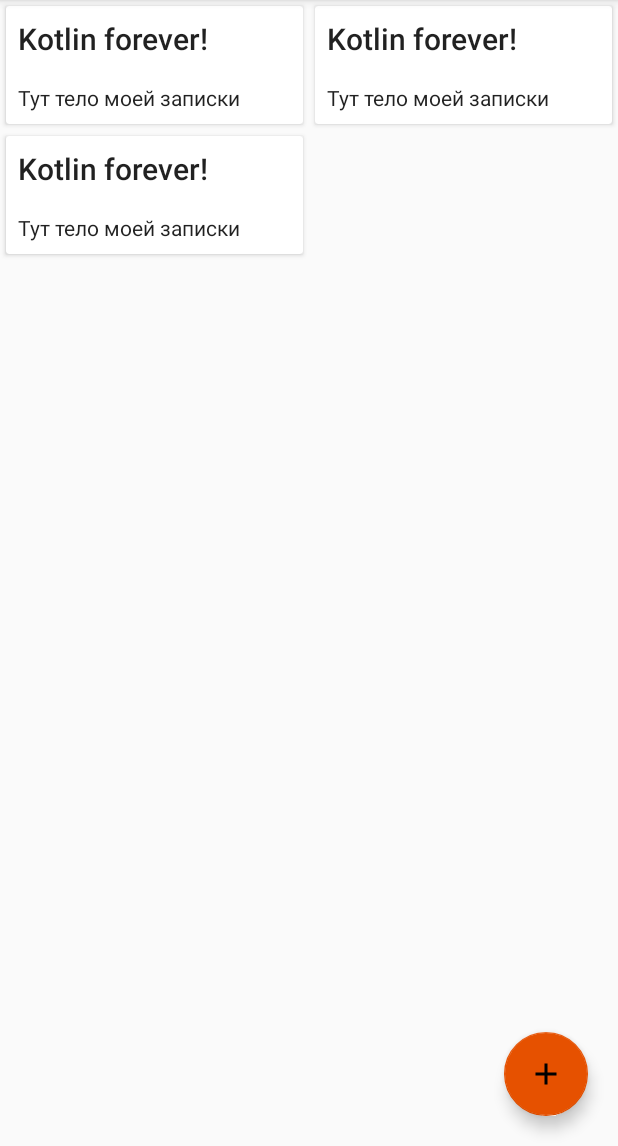
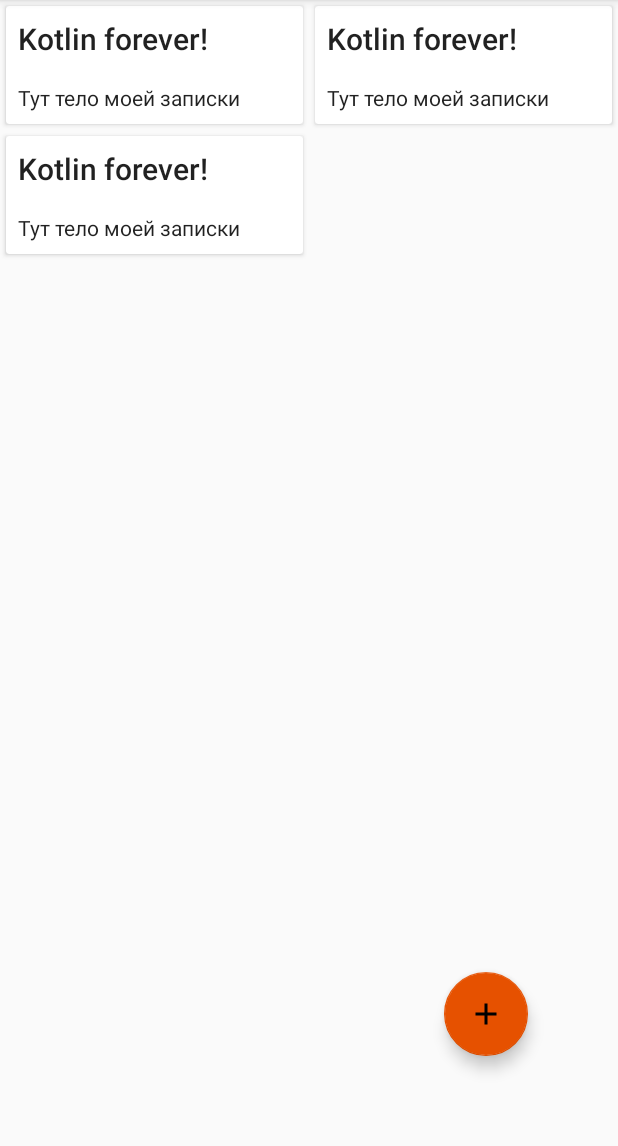
Before and after one commit to KunakbaevAV/GeekNotes, an Android app: the layout activity_main.xml on its own in the app's theme, with its tools: preview values and no code run, on a phone screen of 412 x 824 dp, the part 90-1236 px from its top. Run offline under Robolectric (Android 15) with nearby library versions, the phone set to English and light mode, and no system bars.

Commit message:
Домашнее задание 3: Учел рекомендации преподавателя - добавил классу MainViewState модификатор data, немного скорректировал кнопку добавления заметок

```diff
--- a/app/src/main/java/ru/geekbrains/geeknotes/ui/MainViewState.kt
+++ b/app/src/main/java/ru/geekbrains/geeknotes/ui/MainViewState.kt
@@ -2,5 +2,5 @@ package ru.geekbrains.geeknotes.ui
 
 import ru.geekbrains.geeknotes.data.model.Note
 
-class MainViewState (val notes: List<Note>){
+data class MainViewState (val notes: List<Note>){
 }
--- a/app/src/main/res/layout/activity_main.xml
+++ b/app/src/main/res/layout/activity_main.xml
@@ -32,13 +32,13 @@
         app:layout_behavior="com.google.android.material.appbar.AppBarLayout$ScrollingViewBehavior"
         tools:listitem="@layout/item_note" />
 
-    <android.support.design.widget.FloatingActionButton
+    <com.google.android.material.floatingactionbutton.FloatingActionButton
         android:id="@+id/fab"
+        android:layout_width="wrap_content"
         android:layout_height="wrap_content"
-        android:layout_width="wrap_content"
         app:fabSize="normal"
-        android:layout_marginEnd="20dp"
-        android:layout_marginBottom="20dp"
+        android:layout_marginEnd="@dimen/fab_margin"
+        android:layout_marginBottom="@dimen/fab_margin"
         app:layout_anchorGravity="bottom|end"
         android:src="@drawable/ic_add_black_24dp"
         app:layout_anchor="@id/mainRecycler"
--- a/app/src/main/res/values/dimens.xml
+++ b/app/src/main/res/values/dimens.xml
@@ -4,4 +4,5 @@
     <dimen name="margin_big">8dp</dimen>
     <dimen name="app_height">60dp</dimen>
     <dimen name="padding_medium">16dp</dimen>
+    <dimen name="fab_margin">60dp</dimen>
 </resources>
```
Also changed, not shown: app/src/main/java/ru/geekbrains/geeknotes/ui/MainViewModel.kt (+4 -4 lines).
